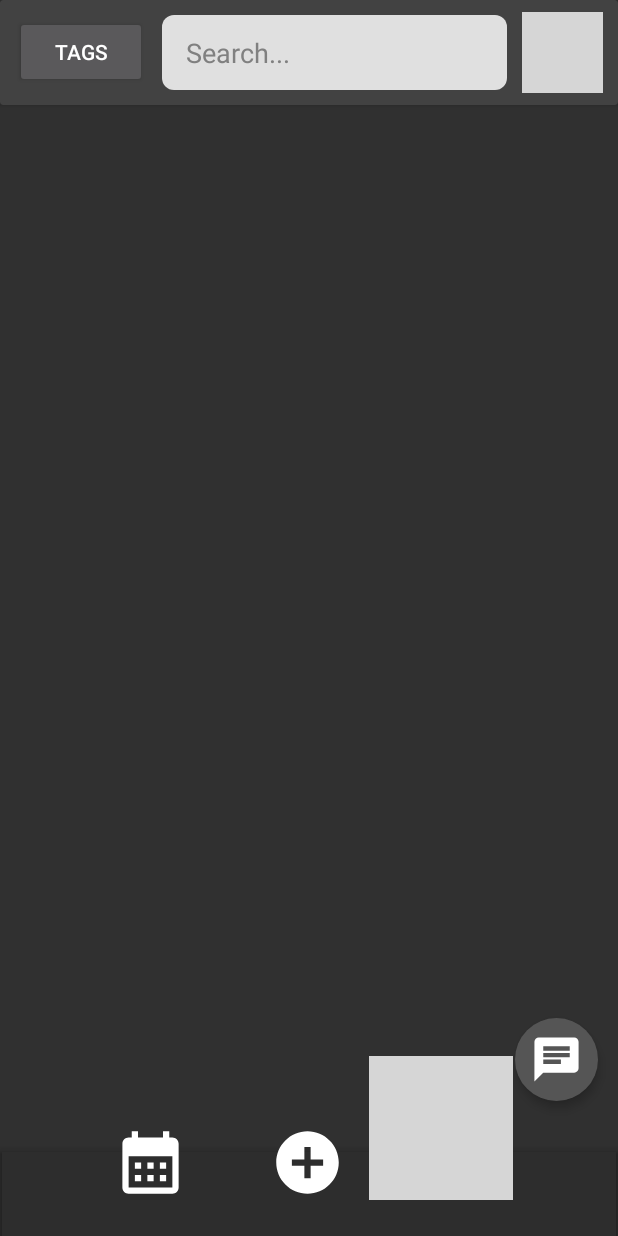
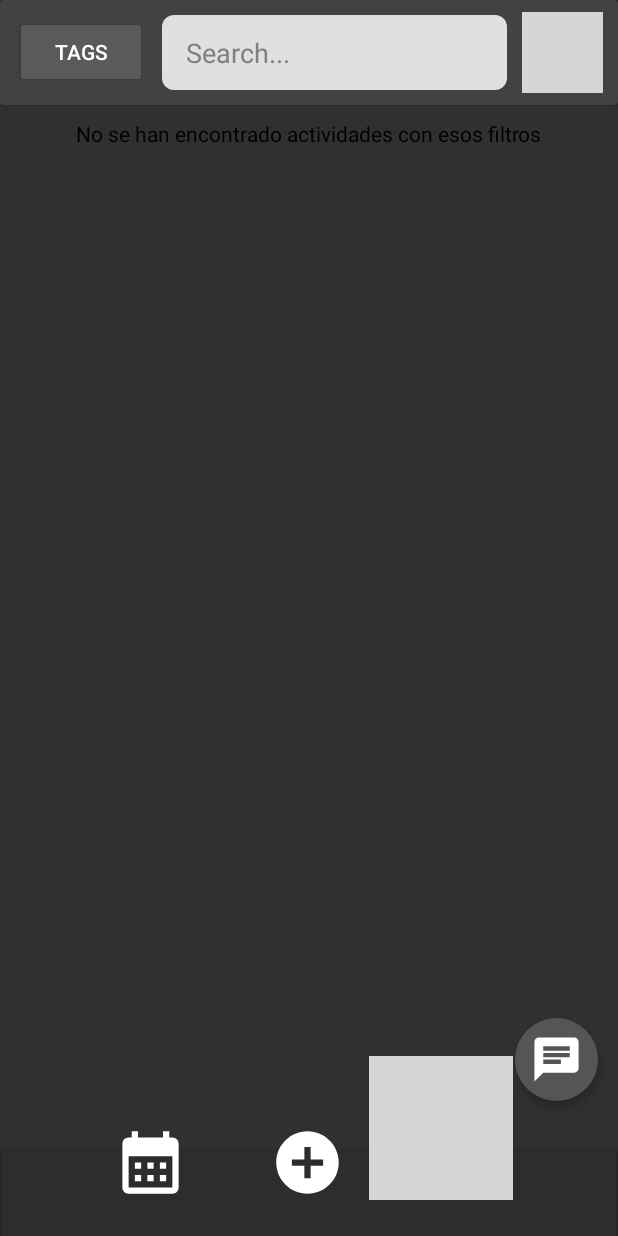
Before and after one commit to AzalDevX/leisagun, an Android app: the HomeActivity screen opened directly, with no data from a screen before it, on a phone screen of 412 x 824 dp. Run offline under Robolectric (Android 15) with nearby library versions, the phone set to English and light mode, and no system bars; our stand-ins replace Firebase (no records; nobody signed in at launch, a user with empty details on screens opened directly); libraries missing offline, so code that uses them is left out: org.checkerframework.checker; grey boxes are pictures that could not be loaded.

Commit message:
Added seach

```diff
--- a/app/src/main/java/com/txurdinaga/rednit_app/classes/Utilities.kt
+++ b/app/src/main/java/com/txurdinaga/rednit_app/classes/Utilities.kt
@@ -89,4 +89,9 @@ class Utilities : Application(){
             else it.toString()
         }
     }
+
+    fun isDarkTheme(context: Context): Boolean {
+        val nightMode = context.resources.configuration.uiMode and Configuration.UI_MODE_NIGHT_MASK
+        return nightMode == Configuration.UI_MODE_NIGHT_YES
+    }
 }
--- a/app/src/main/java/com/txurdinaga/rednit_app/views/HomeActivity.kt
+++ b/app/src/main/java/com/txurdinaga/rednit_app/views/HomeActivity.kt
@@ -1,22 +1,29 @@
 package com.txurdinaga.rednit_app.views
 
 
+import android.content.DialogInterface
 import android.content.Intent
 import android.os.Bundle
+import android.text.Editable
+import android.text.TextWatcher
 import android.util.Log
 import android.widget.*
 import androidx.appcompat.app.*
 import androidx.appcompat.widget.AppCompatImageView
+import androidx.core.content.ContextCompat
 import com.google.firebase.Timestamp
 import com.google.firebase.firestore.FirebaseFirestore
 import com.txurdinaga.rednit_app.R
 import com.txurdinaga.rednit_app.classes.Globals
 import com.txurdinaga.rednit_app.classes.TagSelectionPopup
+import com.txurdinaga.rednit_app.classes.Utilities
+import kotlinx.coroutines.*
 import java.text.SimpleDateFormat
 import org.checkerframework.checker.units.qual.A
 import java.time.ZoneOffset
 import java.time.format.DateTimeFormatter
 import java.util.*
+import kotlin.collections.HashMap
 
 class HomeActivity : AppCompatActivity() {
 
@@ -27,8 +34,12 @@ class HomeActivity : AppCompatActivity() {
 
     private lateinit var search_array : Array<String>
 
+    private var job: Job? = null
+
     private lateinit var firestore: FirebaseFirestore
-    val activities: Array<String> = arrayOf()
+    private var searchQuery: String = ""
+    lateinit var mainLayout: LinearLayout
+
     override fun onCreate(savedInstanceState: Bundle?) {
         super.onCreate(savedInstanceState)
         setContentView(R.layout.activity_home)
@@ -36,30 +47,25 @@ class HomeActivity : AppCompatActivity() {
         Log.d("project|home", "Home activity has started!")
 
         val globals = application as Globals
+        val utils = Utilities()
 
         if (globals.current_user == null)
             startActivity(Intent(this, LoginActivity::class.java))
 
-        // Agrega la vista de la "carta" personalizada a tu diseño principal
-        val mainLayout = findViewById<LinearLayout>(R.id.cardContainer)
+        mainLayout = findViewById<LinearLayout>(R.id.cardContainer)
 
         firestore = FirebaseFirestore.getInstance()
 
-        // Referencia a la colección de la que deseas recuperar todos los documentos
         val collectionRef = firestore.collection("actividades")
 
-        // Realiza una consulta para recuperar todos los documentos
-        collectionRef.get()
+        val activityList: MutableList<Map<String, Any>> = mutableListOf()
+
+        collectionRef
+//            .whereGreaterThan("hora", Timestamp.now())
+            .get()
             .addOnSuccessListener { querySnapshot ->
                 try {
                     for (document in querySnapshot) {
-                        val customCardView = layoutInflater.inflate(R.layout.custom_card_template, null)
-
-                        card_title = customCardView.findViewById(R.id.card_title_activity)
-                        card_subtitle = customCardView.findViewById(R.id.card_subtitle_activity)
-                        card_username = customCardView.findViewById(R.id.card_username_activity)
-                        card_maps = customCardView.findViewById(R.id.card_maps_activity)
-
                         if (document == null)
                             continue
 
@@ -72,22 +78,18 @@ class HomeActivity : AppCompatActivity() {
                         val formatter = DateTimeFormatter.ofPattern("dd-MM HH:mm")
                         val formattedDate = localDateTimeUtc.format(formatter)
 
+                        val activityData = hashMapOf(
+                            "title" to data["actividad"].toString().uppercase(Locale.getDefault()),
+                            "subtitle" to "${data["localizacion"].toString()} | $formattedDate",
+                            "username" to data["id_usuario"].toString(),
+                            "date" to formattedDate
+                        )
 
-                        card_title.text = data["actividad"].toString().uppercase(Locale.getDefault())
-                        card_subtitle.text = "${data["localizacion"].toString()} | $formattedDate"
-                        card_username.text = data["id_usuario"].toString()
-                        card_maps.setImageResource(android.R.drawable.ic_dialog_map)
+                        activityList.add(activityData)
+                    }
 
-                        val layoutParams = LinearLayout.LayoutParams(
-                            LinearLayout.LayoutParams.MATCH_PARENT,
-                            LinearLayout.LayoutParams.WRAP_CONTENT,
-                        )
-                        layoutParams.setMargins(0, resources.getDimension(R.dimen.card_margin).toInt(), 0, 0)
-                        customCardView.layoutParams = layoutParams
-
-                        mainLayout.addView(customCardView)
-
-                    }
+                    search_array = globals.user_favourite_activities
+                    updateActivityList(activityList)
                 } catch (e: Exception) {
                     Log.e("project|home", "Error at parsing cards $e")
                 }
@@ -96,12 +98,39 @@ class HomeActivity : AppCompatActivity() {
                 Log.e("project|home", "Error while getting cards $exception")
             }
 
+        // Add a TextWatcher to the EditText
+        findViewById<TextView>(R.id.search_bar).addTextChangedListener(object : TextWatcher {
+            override fun afterTextChanged(s: Editable?) {
+                // This method is called after the user changes the text
+                searchQuery = s.toString()
+                Log.i("project|home", "Search $searchQuery")
+                updateActivityList(activityList)
+            }
+
+            override fun beforeTextChanged(s: CharSequence?, start: Int, count: Int, after: Int) {
+                // This method is called before the text is changed
+            }
+
+            override fun onTextChanged(s: CharSequence?, start: Int, before: Int, count: Int) {
+                // This method is called when the text is changing
+            }
+        })
+
         findViewById<Button>(R.id.filterButton).setOnClickListener {
             val tagSelectionPopup = TagSelectionPopup()
             val args = Bundle()
             args.putStringArray("activityTypes", globals.activity_types)
             tagSelectionPopup.arguments = args
             tagSelectionPopup.show(supportFragmentManager, "TagSelectionPopup")
+
+
+            tagSelectionPopup.onTagsSelected { selectedTags ->
+                // Handle the selected tags here
+                Log.d("project|home", "New Selected Tags: $selectedTags")
+                search_array = selectedTags.toTypedArray()
+
+                updateActivityList(activityList)
+            }
         }
 
         findViewById<AppCompatImageView>(R.id.profile_picture).setOnClickListener {
@@ -125,5 +154,106 @@ class HomeActivity : AppCompatActivity() {
         findViewById<ImageButton>(R.id.calendar_button).setOnClickListener {
             startActivity(Intent(this, CalendarActivity::class.java))
         }
+
+        job = CoroutineScope(Dispatchers.IO).launch {
+            while (true) {
+                val cardCount = mainLayout.childCount
+
+                // No activities, add a message
+                if (cardCount == 0) {
+                    runOnUiThread {
+                        val messageText = TextView(applicationContext)
+                        messageText.text = getString(R.string.search_noresult) ?: "No activities with these filters."
+                        messageText.layoutParams = LinearLayout.LayoutParams(
+                            LinearLayout.LayoutParams.WRAP_CONTENT,
+                            LinearLayout.LayoutParams.WRAP_CONTENT
+                        )
+
+                        if (utils.isDarkTheme(this@HomeActivity)) {
+                            messageText.setTextColor(ContextCompat.getColor(applicationContext, android.R.color.white))
+                        } else {
+                            messageText.setTextColor(ContextCompat.getColor(applicationContext, android.R.color.black))
+                        }
+
+                        mainLayout.addView(messageText)
+                    }
+                } else {
+                    // Activities are present, remove the message if it exists
+                    runOnUiThread {
+                        for (i in 0 until mainLayout.childCount) {
+                            val child = mainLayout.getChildAt(i)
+                            if (child is TextView && child.text == "No activities with these filters." && cardCount != 1) {
+                                mainLayout.removeView(child)
+                                break
+                            }
+                        }
+                    }
+                }
+
+                delay(1000)
+            }
+        }
+
+    }
+
+    private fun updateActivityList(activities: List<Map<String, Any>>) {
+        Log.d("project|home", "updateActivityList activities: (${activities.size}) $activities")
+        Log.d("project|home", "updateActivityList search_array: (${search_array.size}) ${search_array}")
+
+        val filteredByPreferences = activities.filter { activity ->
+            search_array.any { searchItem ->
+                activity["title"].toString().equals(searchItem, ignoreCase = true)
+            }
+        }
+
+        Log.d("project|home", "updateActivityList filteredByPreferences: (${filteredByPreferences.size}) $filteredByPreferences")
+
+        val filteredActivities = if (searchQuery.isNotEmpty()) {
+            filteredByPreferences.filter { activity ->
+                activity["title"].toString().contains(searchQuery, ignoreCase = true) || activity["subtitle"].toString().contains(searchQuery, ignoreCase = true)
+            }
+        } else {
+            filteredByPreferences
+        }
+
+        Log.d("project|home", "updateActivityList filteredActivities: (${filteredActivities.size}) $filteredActivities")
+
+        val sortedActivities = filteredActivities.sortedByDescending { activity ->
+            // Assuming you have a date field in your activity data
+            val dateStr = activity["date"].toString()
+            if (dateStr != "null") {
+                SimpleDateFormat("dd-MM HH:mm", Locale.getDefault()).parse(dateStr)
+            } else {
+                Date(0)
+            }
+
+        }
+
+        // Clear the existing views and add the filtered and sorted activities
+        mainLayout.removeAllViews()
+        for (activity in sortedActivities) {
+            val customCardView = layoutInflater.inflate(R.layout.custom_card_template, null)
+            // Set up the card view with the activity data
+            // ...
+            card_title = customCardView.findViewById(R.id.card_title_activity)
+            card_subtitle = customCardView.findViewById(R.id.card_subtitle_activity)
+            card_username = customCardView.findViewById(R.id.card_username_activity)
+            card_maps = customCardView.findViewById(R.id.card_maps_activity)
+
+            card_title.text = activity["title"].toString()
+            card_subtitle.text = activity["subtitle"].toString()
+            card_username.text = activity["username"].toString()
+            card_maps.setImageResource(android.R.drawable.ic_dialog_map)
+
+            val layoutParams = LinearLayout.LayoutParams(
+                LinearLayout.LayoutParams.MATCH_PARENT,
+                LinearLayout.LayoutParams.WRAP_CONTENT,
+            )
+
+            layoutParams.setMargins(0, resources.getDimension(R.dimen.card_margin).toInt(), 0, 0)
+            customCardView.layoutParams = layoutParams
+
+            mainLayout.addView(customCardView)
+        }
     }
 }
--- a/app/src/main/res/values/strings.xml
+++ b/app/src/main/res/values/strings.xml
@@ -19,6 +19,8 @@
     <!-- Main Activity-->
     <string name="autologin_success">Bienvenido</string>
     <string name="autologin_error">Ha ocurrido un error al intentar iniciar session</string>
+    <string name="search_noresult">No se han encontrado actividades con esos filtros</string>
+
 
     <!--Login_Activity-->
     <string name="login_mail_text">E-mail</string>
```
Also changed, not shown: app/src/main/java/com/txurdinaga/rednit_app/classes/TagSelectionPopup.kt (+9 -0 lines), 2 other files.
